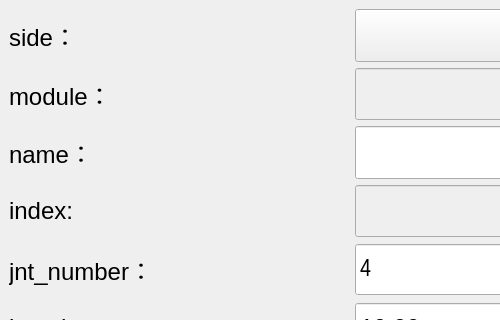
This is bind/ui/setup/chain_ui.ui in MuZiMuZi/muziToolset as Qt 5 draws it before an edit; both pictures show x 0 to 500 and y 0 to 320 of the 703 by 619 pixel window. The edited form follows.
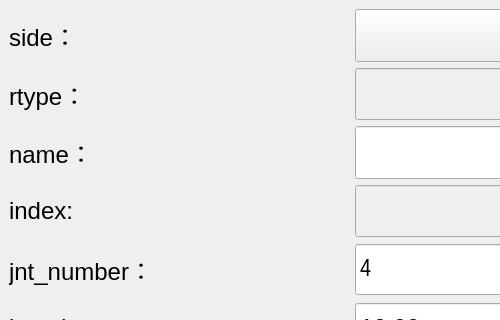
This is the edited form.

Commit message: 将module改为rtype，绑定的类型减少歧义

```diff
--- a/bind/ui/setup/chain_ui.ui
+++ b/bind/ui/setup/chain_ui.ui
@@ -98,7 +98,7 @@
            <enum>Qt::LeftToRight</enum>
           </property>
           <property name="text">
-           <string>module：</string>
+           <string>rtype：</string>
           </property>
           <property name="alignment">
            <set>Qt::AlignLeading|Qt::AlignLeft|Qt::AlignVCenter</set>
```
Left out of the diff: 2 changed lines with no effect on the pictures. The commit also changes 16 other files.
